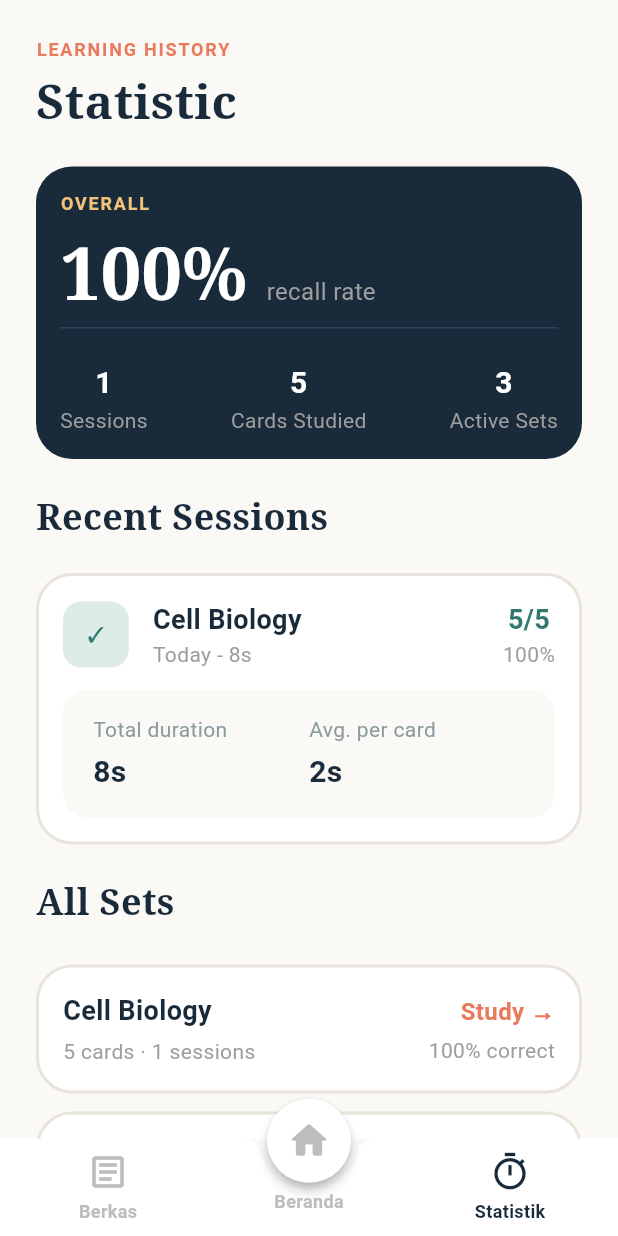
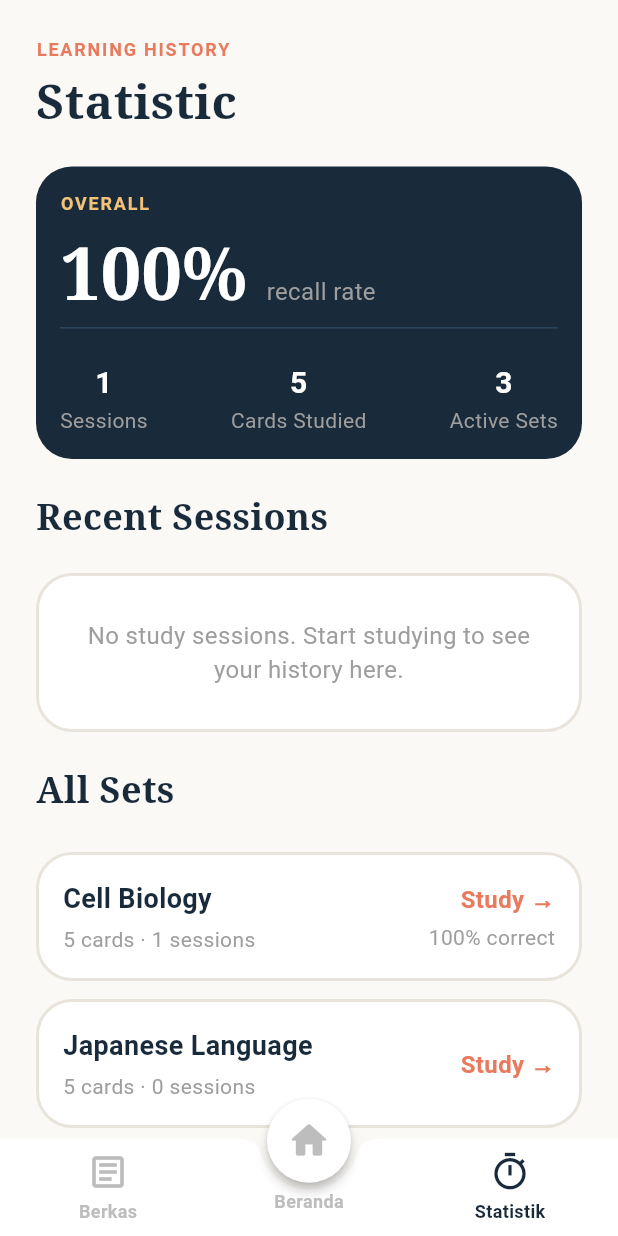
Before and after one commit to Ahmadmapple/Flashmind, a Flutter app: the screen it shows after launch, after a tap on "Berkas", after a tap on "Statistik", on a phone screen of 412 x 824 dp. Run offline on Flutter 3.47's test engine with Material 3 defaults, Android fonts, the phone set to English and light mode, and no system bars.

Commit message:
memperbaiki beberapa hal

```diff
--- a/lib/pages/statistic_page.dart
+++ b/lib/pages/statistic_page.dart
@@ -2,6 +2,18 @@ import 'package:flutter/material.dart';
 
 class StatisticPage extends StatelessWidget {
   const StatisticPage({super.key});
+
+  // GANTI KE 'null' JIKA INGIN DUMMY DATA KOSONG:
+  static const _RecentSession? _latestSession = null;
+
+  // static const _RecentSession? _latestSession = _RecentSession(
+  //   title: 'Cell Biology',
+  //   durationText: 'Today - 8s',
+  //   scoreText: '5/5',
+  //   accuracyText: '100%',
+  //   totalDuration: '8s',
+  //   avgPerCard: '2s',
+  // );
 
   @override
   Widget build(BuildContext context) {
@@ -147,137 +159,10 @@ class StatisticPage extends StatelessWidget {
               ),
             ),
             const SizedBox(height: 20),
-            Container(
-              padding: const EdgeInsets.all(16),
-              width: double.infinity,
-              decoration: BoxDecoration(
-                borderRadius: BorderRadius.circular(24),
-                color: Colors.white,
-                border: Border.all(color: const Color(0xFFE8E4DB), width: 2),
-              ),
-              child: Column(
-                children: [
-                  Row(
-                    children: [
-                      Container(
-                        padding: const EdgeInsets.symmetric(
-                          vertical: 12,
-                          horizontal: 16,
-                        ),
-                        decoration: BoxDecoration(
-                          color: const Color(0xFFDDECE7),
-                          borderRadius: BorderRadius.circular(12),
-                        ),
-                        child: const Text(
-                          '✓',
-                          style: TextStyle(color: Color(0xFF2F776F)),
-                        ),
-                      ),
-                      const SizedBox(width: 16),
-                      Expanded(
-                        child: Column(
-                          crossAxisAlignment: CrossAxisAlignment.start,
-                          children: const [
-                            Text(
-                              'Cell Biology',
-                              style: TextStyle(
-                                color: Color(0xFF192A3A),
-                                fontWeight: FontWeight.bold,
-                                fontSize: 18,
-                              ),
-                            ),
-                            Text(
-                              'Today - 8s',
-                              style: TextStyle(
-                                color: Colors.grey,
-                                fontSize: 14,
-                              ),
-                            ),
-                          ],
-                        ),
-                      ),
-                      Column(
-                        children: const [
-                          Text(
-                            '5/5',
-                            style: TextStyle(
-                              color: Color(0xFF2F776F),
-                              fontWeight: FontWeight.bold,
-                              fontSize: 18,
-                            ),
-                          ),
-                          Text(
-                            '100%',
-                            style: TextStyle(color: Colors.grey, fontSize: 14),
-                          ),
-                        ],
-                      ),
-                    ],
-                  ),
-                  const SizedBox(height: 14),
-                  Container(
-                    padding: const EdgeInsets.symmetric(
-                      horizontal: 20,
-                      vertical: 16,
-                    ),
-                    decoration: BoxDecoration(
-                      color: const Color(0xFFFBF9F6),
-                      borderRadius: BorderRadius.circular(16),
-                    ),
-                    child: Row(
-                      children: [
-                        Expanded(
-                          child: Column(
-                            crossAxisAlignment: CrossAxisAlignment.start,
-                            children: const [
-                              Text(
-                                'Total duration',
-                                style: TextStyle(
-                                  fontSize: 14,
-                                  color: Color(0xFF8A9A9E),
-                                ),
-                              ),
-                              SizedBox(height: 4),
-                              Text(
-                                '8s',
-                                style: TextStyle(
-                                  fontSize: 20,
-                                  fontWeight: FontWeight.bold,
-                                  color: Color(0xFF192A3A),
-                                ),
-                              ),
-                            ],
-                          ),
-                        ),
-                        Expanded(
-                          child: Column(
-                            crossAxisAlignment: CrossAxisAlignment.start,
-                            children: const [
-                              Text(
-                                'Avg. per card',
-                                style: TextStyle(
-                                  fontSize: 14,
-                                  color: Color(0xFF8A9A9E),
-                                ),
-                              ),
-                              SizedBox(height: 4),
-                              Text(
-                                '2s',
-                                style: TextStyle(
-                                  fontSize: 20,
-                                  fontWeight: FontWeight.bold,
-                                  color: Color(0xFF192A3A),
-                                ),
-                              ),
-                            ],
-                          ),
-                        ),
-                      ],
-                    ),
-                  ),
-                ],
-              ),
-            ),
+
+            // WIDGET KARTU RECENT SESSION (Mengecek otomatis apakah null atau ada data)
+            const _RecentSessionCard(session: _latestSession),
+
             const SizedBox(height: 22),
 
             const Text(
@@ -381,3 +266,185 @@ class StatisticPage extends StatelessWidget {
     );
   }
 }
+
+class _RecentSession {
+  final String title;
+  final String durationText;
+  final String scoreText;
+  final String accuracyText;
+  final String totalDuration;
+  final String avgPerCard;
+
+  const _RecentSession({
+    required this.title,
+    required this.durationText,
+    required this.scoreText,
+    required this.accuracyText,
+    required this.totalDuration,
+    required this.avgPerCard,
+  });
+}
+
+class _RecentSessionCard extends StatelessWidget {
+  final _RecentSession? session;
+
+  const _RecentSessionCard({this.session});
+
+  @override
+  Widget build(BuildContext context) {
+    if (session == null) {
+      return Container(
+        width: double.infinity,
+        padding: const EdgeInsets.symmetric(vertical: 28, horizontal: 20),
+        decoration: BoxDecoration(
+          color: Colors.white,
+          borderRadius: BorderRadius.circular(24),
+          border: Border.all(color: const Color(0xFFE8E4DB), width: 2),
+        ),
+        child: const Center(
+          child: Text(
+            'No study sessions. Start studying to see your history here.',
+            textAlign: TextAlign.center,
+            style: TextStyle(
+              fontSize: 16,
+              color: Colors.grey,
+            ),
+          ),
+        ),
+      );
+    }
+
+    // 2. TAMPILAN JIKA ADA SESI BELAJAR
+    return Container(
+      padding: const EdgeInsets.all(16),
+      width: double.infinity,
+      decoration: BoxDecoration(
+        borderRadius: BorderRadius.circular(24),
+        color: Colors.white,
+        border: Border.all(color: const Color(0xFFE8E4DB), width: 2),
+      ),
+      child: Column(
+        children: [
+          Row(
+            children: [
+              Container(
+                padding: const EdgeInsets.symmetric(
+                  vertical: 12,
+                  horizontal: 16,
+                ),
+                decoration: BoxDecoration(
+                  color: const Color(0xFFDDECE7),
+                  borderRadius: BorderRadius.circular(12),
+                ),
+                child: const Text(
+                  '✓',
+                  style: TextStyle(color: Color(0xFF2F776F)),
+                ),
+              ),
+              const SizedBox(width: 16),
+              Expanded(
+                child: Column(
+                  crossAxisAlignment: CrossAxisAlignment.start,
+                  children: [
+                    Text(
+                      session!.title,
+                      style: const TextStyle(
+                        color: Color(0xFF192A3A),
+                        fontWeight: FontWeight.bold,
+                        fontSize: 18,
+                      ),
+                    ),
+                    Text(
+                      session!.durationText,
+                      style: const TextStyle(
+                        color: Colors.grey,
+                        fontSize: 14,
+                      ),
+                    ),
+                  ],
+                ),
+              ),
+              Column(
+                children: [
+                  Text(
+                    session!.scoreText,
+                    style: const TextStyle(
+                      color: Color(0xFF2F776F),
+                      fontWeight: FontWeight.bold,
+                      fontSize: 18,
+                    ),
+                  ),
+                  Text(
+                    session!.accuracyText,
+                    style: const TextStyle(color: Colors.grey, fontSize: 14),
+                  ),
+                ],
+              ),
+            ],
+          ),
+          const SizedBox(height: 14),
+          Container(
+            padding: const EdgeInsets.symmetric(
+              horizontal: 20,
+              vertical: 16,
+            ),
+            decoration: BoxDecoration(
+              color: const Color(0xFFFBF9F6),
+              borderRadius: BorderRadius.circular(16),
+            ),
+            child: Row(
+              children: [
+                Expanded(
+                  child: Column(
+                    crossAxisAlignment: CrossAxisAlignment.start,
+                    children: [
+                      const Text(
+                        'Total duration',
+                        style: TextStyle(
+                          fontSize: 14,
+                          color: Color(0xFF8A9A9E),
+                        ),
+                      ),
+                      const SizedBox(height: 4),
+                      Text(
+                        session!.totalDuration,
+                        style: const TextStyle(
+                          fontSize: 20,
+                          fontWeight: FontWeight.bold,
+                          color: Color(0xFF192A3A),
+                        ),
+                      ),
+                    ],
+                  ),
+                ),
+                Expanded(
+                  child: Column(
+                    crossAxisAlignment: CrossAxisAlignment.start,
+                    children: [
+                      const Text(
+                        'Avg. per card',
+                        style: TextStyle(
+                          fontSize: 14,
+                          color: Color(0xFF8A9A9E),
+                        ),
+                      ),
+                      const SizedBox(height: 4),
+                      Text(
+                        session!.avgPerCard,
+                        style: const TextStyle(
+                          fontSize: 20,
+                          fontWeight: FontWeight.bold,
+                          color: Color(0xFF192A3A),
+                        ),
+                      ),
+                    ],
+                  ),
+                ),
+              ],
+            ),
+          ),
+        ],
+      ),
+    );
+  }
+}
```
